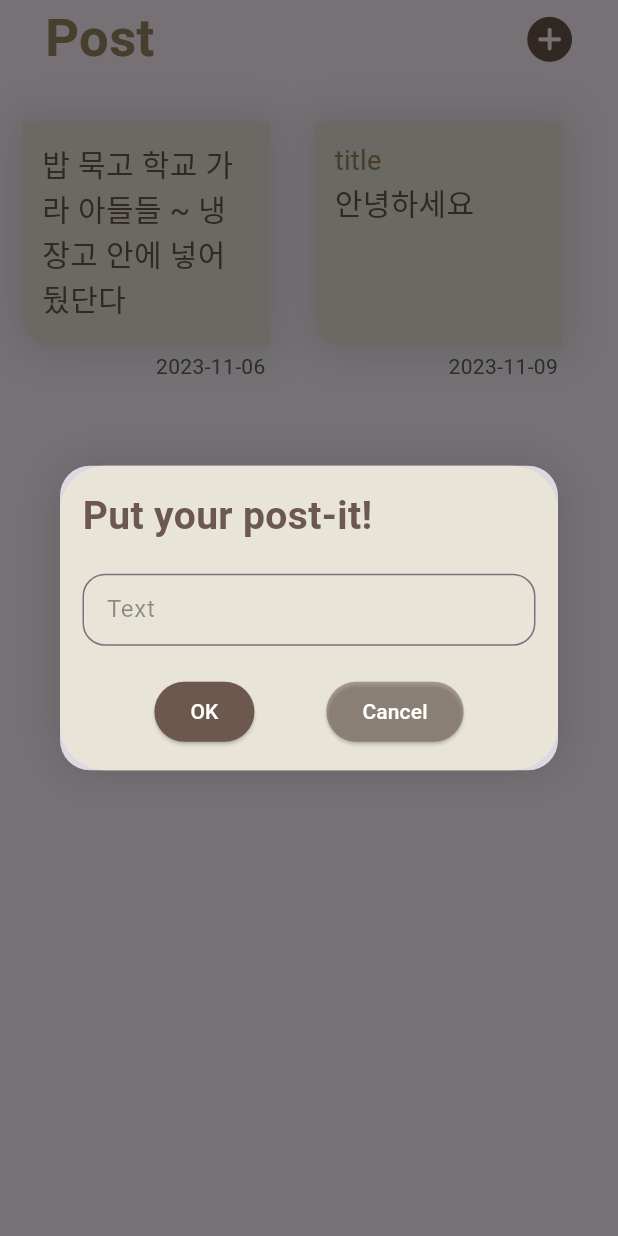
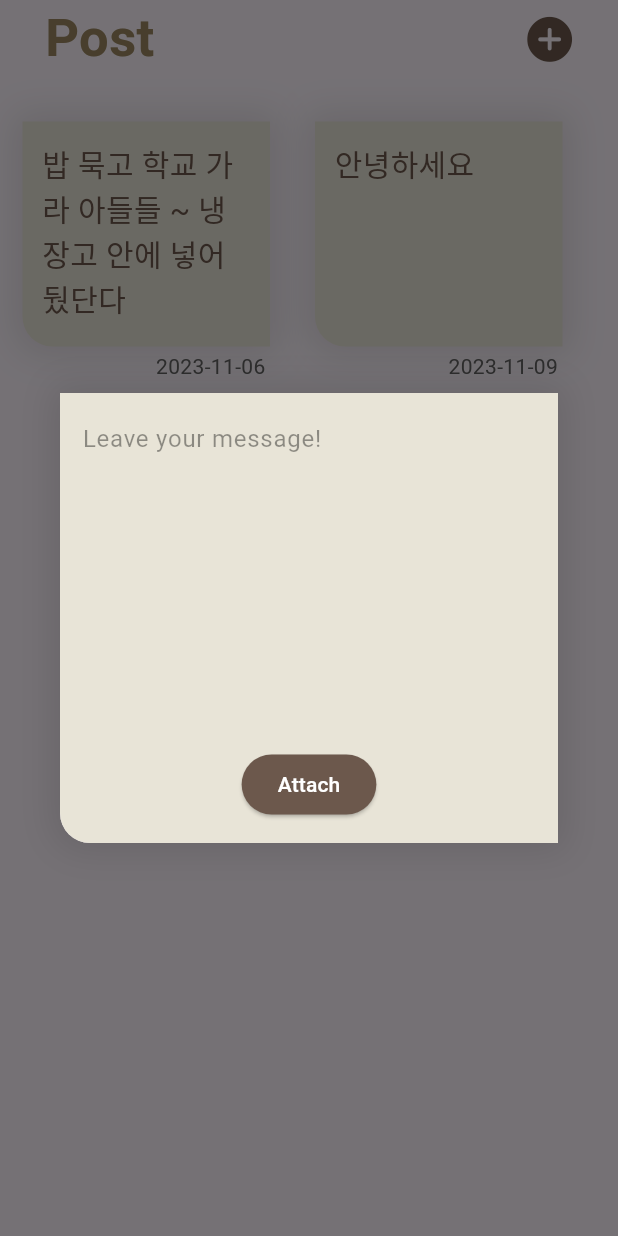
Before and after one commit to Fam-Story/fam-Story_frontend, a Flutter app: the PostPage widget shown alone on an empty page, opened directly, after a tap on an icon or button, on a phone screen of 412 x 824 dp. Run offline on Flutter 3.47's test engine with Material 2 defaults, Android fonts, the phone set to English and light mode, and no system bars; our stand-ins replace flutter_calendar_carousel, flutter_secure_storage; accounts and stored records are empty; network calls fail; Roboto replaces fonts that are missing (AppleSDGothicNeo).

Commit message:
:lipstick: Refactor: update post page UI

```diff
--- a/lib/pages/post_page.dart
+++ b/lib/pages/post_page.dart
@@ -53,6 +53,7 @@ class PostPage extends StatelessWidget {
         ),
         const Row(
           children: [
+            // TODO: ListView.builder로 변경
             PostWidget(
               title: '',
               member: 'member',
@@ -83,8 +84,10 @@ class PostPage extends StatelessWidget {
               RoundedRectangleBorder(borderRadius: BorderRadius.circular(20.0)),
           child: Container(
             width: 350,
+            height: 300,
             decoration: BoxDecoration(
-              borderRadius: BorderRadius.circular(30),
+              borderRadius:
+                  const BorderRadius.only(bottomLeft: Radius.circular(20)),
               color: AppColor.objectColor,
               boxShadow: [
                 BoxShadow(
@@ -98,34 +101,28 @@ class PostPage extends StatelessWidget {
               padding: const EdgeInsets.all(15.0),
               child: Column(
                 mainAxisSize: MainAxisSize.min,
-                mainAxisAlignment: MainAxisAlignment.spaceEvenly,
+                mainAxisAlignment: MainAxisAlignment.spaceBetween,
                 crossAxisAlignment: CrossAxisAlignment.start,
                 children: [
-                  const Text(
-                    'Put your post-it!',
-                    style: TextStyle(
-                        fontSize: 26,
-                        fontWeight: FontWeight.bold,
-                        color: AppColor.swatchColor),
-                  ),
-                  const SizedBox(
-                    height: 20,
-                  ),
+                  // const SizedBox(
+                  //   height: 10,
+                  // ),
                   TextField(
                     maxLines: null,
                     controller: textController,
                     decoration: InputDecoration(
-                      focusedBorder: OutlineInputBorder(
-                          borderRadius: BorderRadius.circular(15),
-                          borderSide:
-                              const BorderSide(color: AppColor.swatchColor)),
+                      border: InputBorder.none,
+                      // focusedBorder: OutlineInputBorder(
+                      //     borderRadius: BorderRadius.circular(15),
+                      //     borderSide:
+                      //         const BorderSide(color: AppColor.swatchColor)),
                       isDense: true,
-                      hintText: "Text",
+                      hintText: "Leave your message!",
                       hintStyle:
                           TextStyle(color: Colors.black.withOpacity(0.4)),
-                      border: OutlineInputBorder(
-                        borderRadius: BorderRadius.circular(15),
-                      ),
+                      // border: OutlineInputBorder(
+                      //   borderRadius: BorderRadius.circular(15),
+                      // ),
                     ),
                   ),
                   const SizedBox(
@@ -143,18 +140,7 @@ class PostPage extends StatelessWidget {
                               backgroundColor: MaterialStatePropertyAll(
                                   AppColor.swatchColor)),
                           child: const Text(
-                            "OK",
-                            style: TextStyle(color: Colors.white),
-                          )),
-                      ElevatedButton(
-                          onPressed: () {
-                            Navigator.of(context).pop();
-                          },
-                          style: ButtonStyle(
-                              backgroundColor: MaterialStatePropertyAll(
-                                  AppColor.swatchColor.withOpacity(0.5))),
-                          child: const Text(
-                            "Cancel",
+                            "Attach",
                             style: TextStyle(color: Colors.white),
                           )),
                     ],
```
Also changed, not shown: lib/main.dart (+9 -9 lines), lib/widgets/post_widget.dart (+47 -9 lines).
